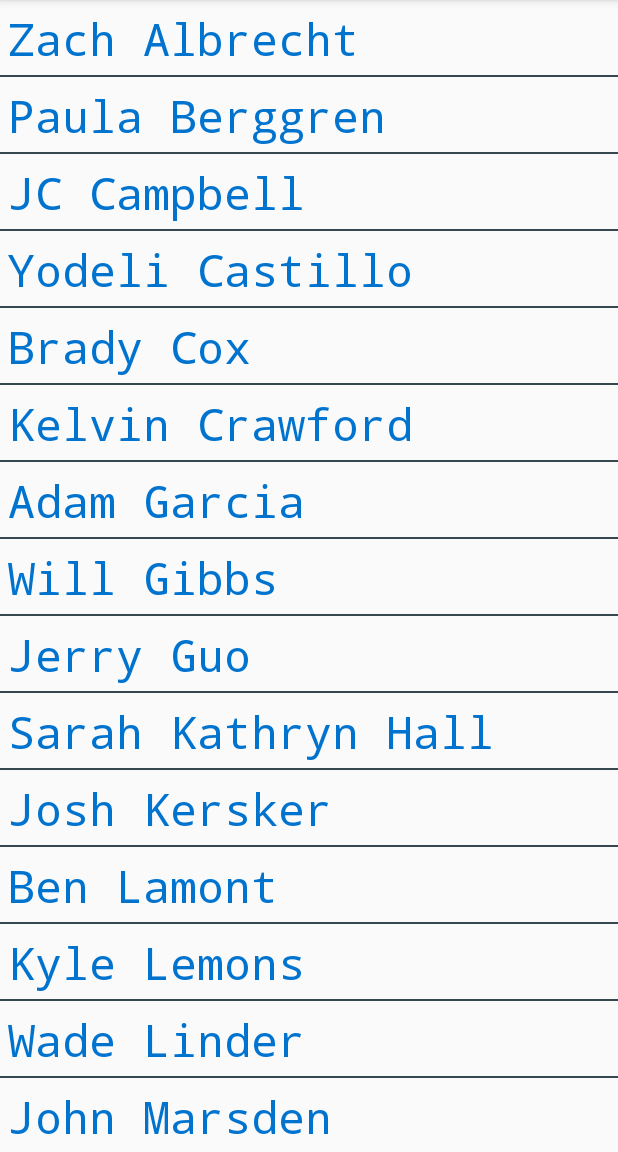
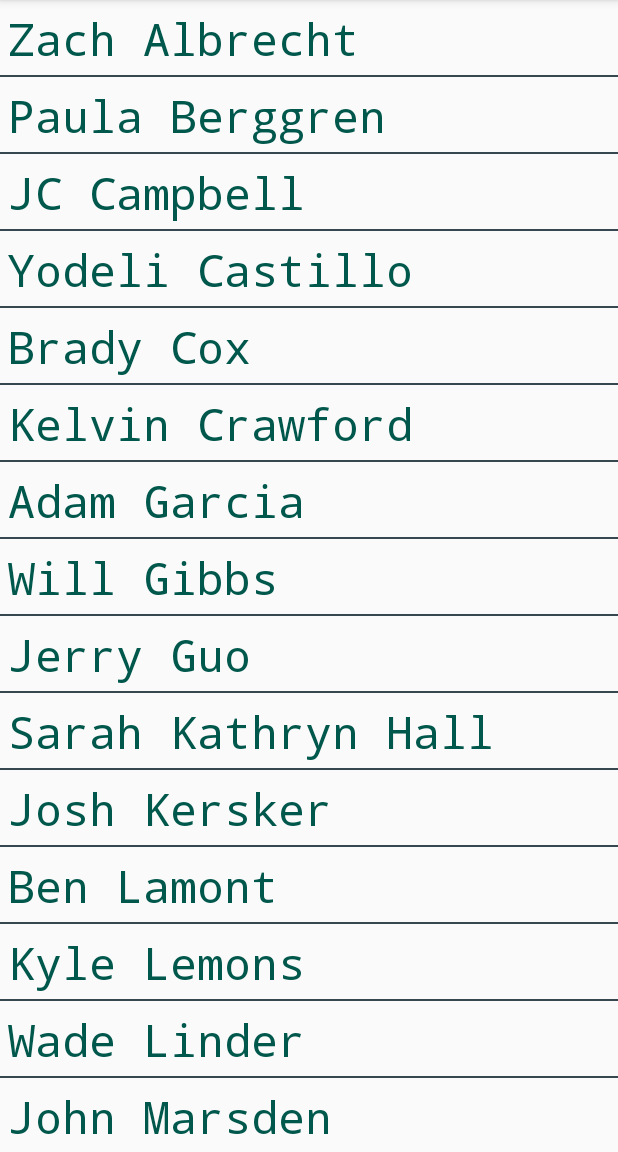
Before and after one commit to richtanner/StudentList, an Android app: the screen it shows after launch (MainActivity), on a phone screen of 412 x 824 dp, the part 84-1236 px from its top. Run offline under Robolectric (Android 15) with nearby library versions, the light colour scheme and no system bars.

Commit message:
Adjusted to fit better with master

```diff
--- a/app/src/main/res/layout/activity_listview.xml
+++ b/app/src/main/res/layout/activity_listview.xml
@@ -13,6 +13,6 @@
         android:padding="5dp"
         android:text="TextView"
         android:textAppearance="@style/TextAppearance.AppCompat.Body2"
-        android:textColor="@color/tigerBlue"
+        android:textColor="@color/colorPrimaryDark"
         android:textSize="30sp" />
 </LinearLayout>
```
